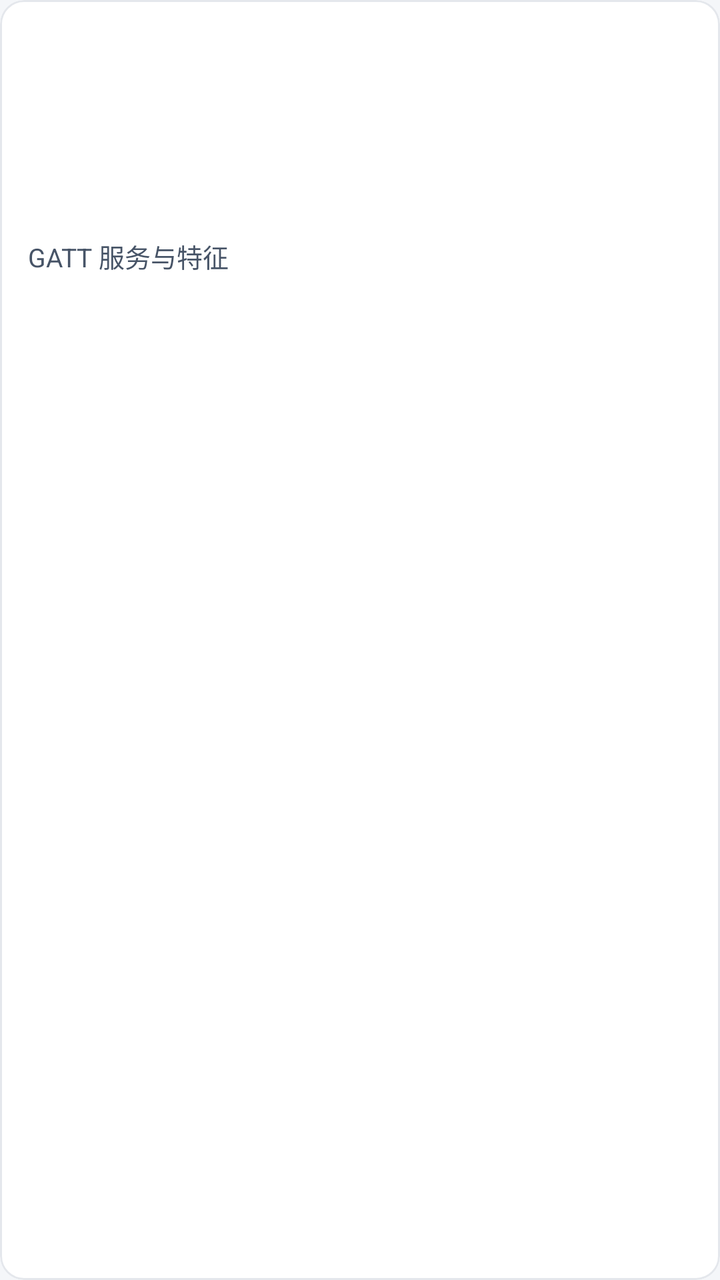
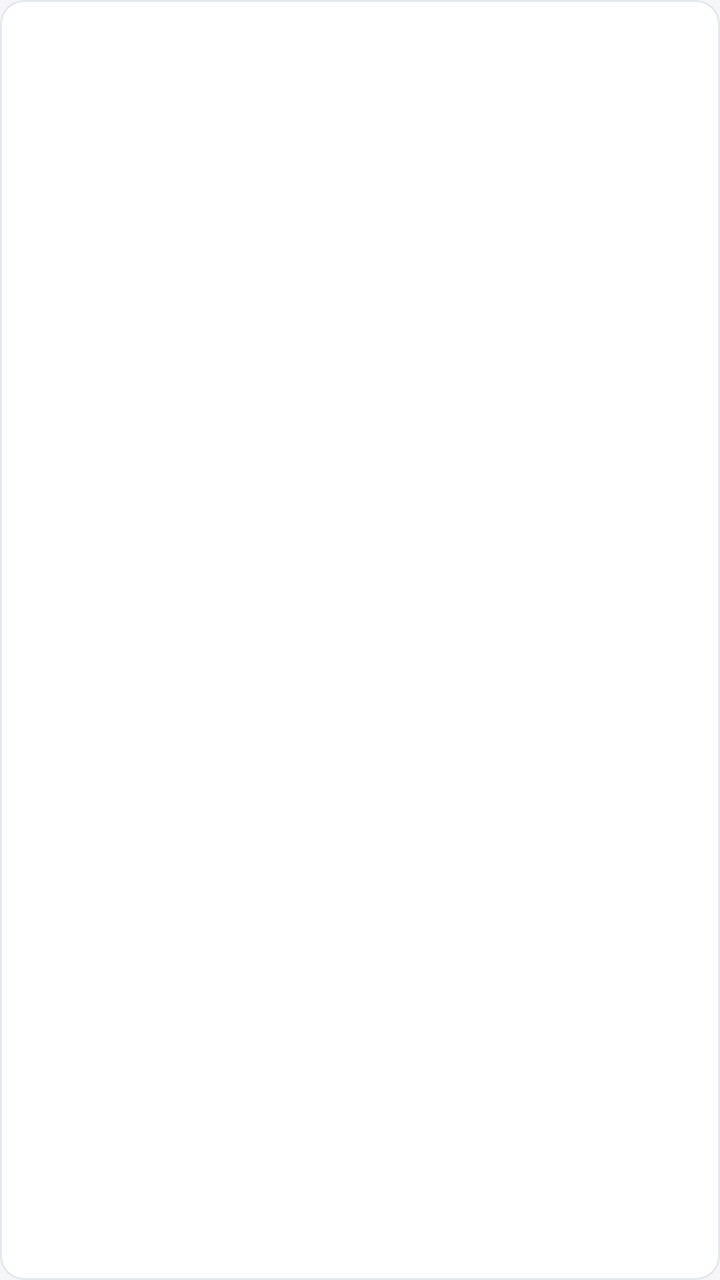

Compare the two renders of this Android layout. The source of the first and the diff that turns it into the second are given below.
<!-- AndroidManifest.xml: application theme Theme.PKotlinApp -->
<!-- res/layout/item_product.xml -->
<?xml version="1.0" encoding="utf-8"?>
<com.google.android.material.card.MaterialCardView
    style="@style/Widget.App.Card" xmlns:android="http://schemas.android.com/apk/res/android"
    xmlns:app="http://schemas.android.com/apk/res-auto"
    android:layout_width="match_parent"
    android:layout_height="wrap_content"
    android:layout_marginBottom="10dp"
    app:cardCornerRadius="12dp"
    app:cardElevation="0dp">

    <LinearLayout
        android:layout_width="match_parent"
        android:layout_height="wrap_content"
        android:orientation="vertical"
        android:padding="14dp">

        <TextView
            android:id="@+id/model"
            android:layout_width="match_parent"
            android:layout_height="wrap_content"
            android:textAppearance="@style/TextAppearance.App.Headline" />

        <TextView
            android:id="@+id/vendor"
            android:layout_width="match_parent"
            android:layout_height="wrap_content"
            android:textAppearance="@style/TextAppearance.App.Caption"
            android:textColor="@color/text_secondary" />

        <TextView
            android:id="@+id/firmware"
            android:layout_width="wrap_content"
            android:layout_height="wrap_content"
            android:layout_marginTop="6dp"
            android:textAppearance="@style/TextAppearance.App.Caption"
            android:textColor="@color/success" />

        <TextView
            android:id="@+id/note"
            android:layout_width="match_parent"
            android:layout_height="wrap_content"
            android:layout_marginTop="6dp"
            android:textAppearance="@style/TextAppearance.App.Caption" />

        <TextView
            android:layout_width="match_parent"
            android:layout_height="wrap_content"
            android:layout_marginTop="10dp"
            android:text="@string/product_services"
            android:textAppearance="@style/TextAppearance.App.Caption"
            android:textColor="@color/text_secondary" />

        <LinearLayout
            android:id="@+id/serviceContainer"
            android:layout_width="match_parent"
            android:layout_height="wrap_content"
            android:layout_marginTop="4dp"
            android:orientation="vertical" />

    </LinearLayout>

</com.google.android.material.card.MaterialCardView>
<!-- resources referenced by this layout -->
<resources>
  <color name="success">#067647</color>
  <color name="text_secondary">#475467</color>
  <string name="product_services">GATT 服务与特征</string>
  <style name="TextAppearance.App.Caption" parent="@android:style/TextAppearance">
          <item name="android:textSize">13sp</item>
          <item name="android:textColor">@color/text_secondary</item>
          <item name="android:fontFamily">sans-serif</item>
          <item name="android:lineSpacingExtra">5dp</item>
          <item name="android:lineSpacingMultiplier">1.0</item>
      </style>
  <style name="TextAppearance.App.Headline" parent="@android:style/TextAppearance">
          <item name="android:textSize">22sp</item>
          <item name="android:textColor">@color/text_primary</item>
          <item name="android:fontFamily">sans-serif-medium</item>
          <item name="android:lineSpacingExtra">6dp</item>
          <item name="android:lineSpacingMultiplier">1.0</item>
      </style>
  <style name="Widget.App.Card" parent="Widget.Material3.CardView.Outlined">
          <item name="cardBackgroundColor">@color/surface</item>
          <item name="strokeColor">@color/divider</item>
          <item name="strokeWidth">@dimen/stroke_1</item>
          <item name="cardCornerRadius">@dimen/radius_12</item>
          <item name="cardElevation">@dimen/elevation_0</item>
          <item name="android:stateListAnimator">@null</item>
          <item name="rippleColor">@color/overlay_pressed</item>
      </style>
  <color name="text_primary">#101828</color>
  <color name="surface">#FFFFFF</color>
  <color name="divider">#E4E7EC</color>
  <dimen name="stroke_1">1dp</dimen>
  <dimen name="radius_12">12dp</dimen>
  <dimen name="elevation_0">0dp</dimen>
  <color name="overlay_pressed">#0F101828</color>
  <color name="canvas">#F4F6F9</color>
  <color name="primary">#175CD3</color>
  <color name="on_primary">#FFFFFF</color>
  <color name="chart_band">#E8EFFB</color>
  <color name="primary_text">#175CD3</color>
  <color name="surface_sunken">#EEF1F5</color>
  <color name="border">#D0D5DD</color>
  <color name="danger">#B42318</color>
  <color name="danger_bg">#FEF3F2</color>
  <color name="text_tertiary">#5F6A7D</color>
  <style name="Widget.App.Chip" parent="Widget.Material3.Chip.Filter">
          <item name="chipBackgroundColor">@color/chip_bg</item>
          <item name="chipStrokeColor">@color/chip_stroke</item>
          <item name="chipStrokeWidth">@dimen/stroke_1</item>
          <item name="android:textAppearance">@style/TextAppearance.App.Caption</item>
          <item name="android:textColor">@color/chip_text</item>
          <item name="chipMinHeight">@dimen/chip_h</item>
          <item name="chipCornerRadius">@dimen/radius_pill</item>
          <item name="checkedIconVisible">false</item>
      </style>
  <dimen name="button_h">48dp</dimen>
  <style name="TextAppearance.App.Button" parent="@style/TextAppearance.App.Body">
          <item name="android:fontFamily">sans-serif-medium</item>
          <item name="android:lineSpacingExtra">0dp</item>
      </style>
  <color name="border_strong">#8A93A2</color>
  <dimen name="chip_h">32dp</dimen>
  <dimen name="radius_pill">999dp</dimen>
  <style name="TextAppearance.App.Body" parent="@android:style/TextAppearance">
          <item name="android:textSize">17sp</item>
          <item name="android:textColor">@color/text_primary</item>
          <item name="android:fontFamily">sans-serif</item>
          <item name="android:lineSpacingExtra">7dp</item>
          <item name="android:lineSpacingMultiplier">1.0</item>
      </style>
  <!-- unchanged entries left out for length: 3 -->
</resources>

<!-- the commit's change to res/layout/item_product.xml (unified diff, before → after) -->
@@ -1,18 +1,23 @@
 <?xml version="1.0" encoding="utf-8"?>
 <com.google.android.material.card.MaterialCardView
-    style="@style/Widget.App.Card" xmlns:android="http://schemas.android.com/apk/res/android"
+    style="@style/Widget.App.Card"
+    xmlns:android="http://schemas.android.com/apk/res/android"
     xmlns:app="http://schemas.android.com/apk/res-auto"
+    android:id="@+id/productCard"
     android:layout_width="match_parent"
     android:layout_height="wrap_content"
-    android:layout_marginBottom="10dp"
-    app:cardCornerRadius="12dp"
-    app:cardElevation="0dp">
+    android:layout_marginBottom="@dimen/card_gap"
+    android:clickable="true"
+    android:focusable="true"
+    android:minHeight="@dimen/touch_min"
+    app:cardCornerRadius="@dimen/radius_12"
+    app:cardElevation="@dimen/elevation_0">
 
     <LinearLayout
         android:layout_width="match_parent"
         android:layout_height="wrap_content"
         android:orientation="vertical"
-        android:padding="14dp">
+        android:padding="@dimen/card_padding">
 
         <TextView
             android:id="@+id/model"
@@ -28,10 +33,18 @@
             android:textColor="@color/text_secondary" />
 
         <TextView
+            android:id="@+id/meta"
+            android:layout_width="match_parent"
+            android:layout_height="wrap_content"
+            android:layout_marginTop="@dimen/space_4"
+            android:textAppearance="@style/TextAppearance.App.Caption"
+            android:textColor="@color/text_secondary" />
+
+        <TextView
             android:id="@+id/firmware"
             android:layout_width="wrap_content"
             android:layout_height="wrap_content"
-            android:layout_marginTop="6dp"
+            android:layout_marginTop="@dimen/space_4"
             android:textAppearance="@style/TextAppearance.App.Caption"
             android:textColor="@color/success" />
 
@@ -39,23 +52,17 @@
             android:id="@+id/note"
             android:layout_width="match_parent"
             android:layout_height="wrap_content"
-            android:layout_marginTop="6dp"
+            android:layout_marginTop="@dimen/space_4"
             android:textAppearance="@style/TextAppearance.App.Caption" />
 
         <TextView
+            android:id="@+id/myDevices"
             android:layout_width="match_parent"
             android:layout_height="wrap_content"
-            android:layout_marginTop="10dp"
-            android:text="@string/product_services"
+            android:layout_marginTop="@dimen/space_8"
             android:textAppearance="@style/TextAppearance.App.Caption"
-            android:textColor="@color/text_secondary" />
-
-        <LinearLayout
-            android:id="@+id/serviceContainer"
-            android:layout_width="match_parent"
-            android:layout_height="wrap_content"
-            android:layout_marginTop="4dp"
-            android:orientation="vertical" />
+            android:textColor="@color/text_secondary"
+            android:visibility="gone" />
 
     </LinearLayout>
 
<!-- resource entries referenced after the edit -->
@@ -2,7 +2,8 @@
 <resources>
   <color name="success">#067647</color>
   <color name="text_secondary">#475467</color>
-  <string name="product_services">GATT 服务与特征</string>
+  <dimen name="card_gap">12dp</dimen>
+  <dimen name="card_padding">16dp</dimen>
   <style name="TextAppearance.App.Caption" parent="@android:style/TextAppearance">
           <item name="android:textSize">13sp</item>
           <item name="android:textColor">@color/text_secondary</item>
@@ -31,6 +32,9 @@
   <color name="divider">#E4E7EC</color>
   <dimen name="stroke_1">1dp</dimen>
   <dimen name="radius_12">12dp</dimen>
+  <dimen name="space_4">4dp</dimen>
+  <dimen name="space_8">8dp</dimen>
+  <dimen name="touch_min">48dp</dimen>
   <dimen name="elevation_0">0dp</dimen>
   <color name="overlay_pressed">#0F101828</color>
   <color name="canvas">#F4F6F9</color>
